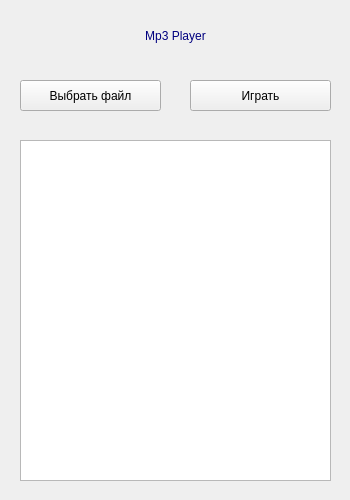
The window that inter.ui (Pavellko/mp3_player_pyqt) describes before a commit, drawn with Qt 5.
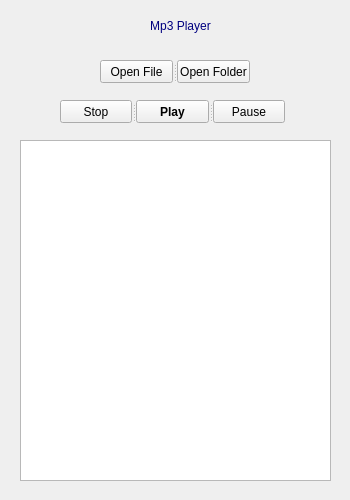
The same window after the commit.

What changed in the file:
```diff
--- a/inter.ui
+++ b/inter.ui
@@ -13,32 +13,6 @@
   <property name="windowTitle">
    <string>Form</string>
   </property>
-  <widget class="QPushButton" name="pushButton">
-   <property name="geometry">
-    <rect>
-     <x>20</x>
-     <y>80</y>
-     <width>141</width>
-     <height>31</height>
-    </rect>
-   </property>
-   <property name="text">
-    <string>Выбрать файл</string>
-   </property>
-  </widget>
-  <widget class="QPushButton" name="pushButton_2">
-   <property name="geometry">
-    <rect>
-     <x>190</x>
-     <y>80</y>
-     <width>141</width>
-     <height>31</height>
-    </rect>
-   </property>
-   <property name="text">
-    <string>Играть</string>
-   </property>
-  </widget>
   <widget class="QListWidget" name="listWidget">
    <property name="geometry">
     <rect>
@@ -52,9 +26,9 @@
   <widget class="QLabel" name="label">
    <property name="geometry">
     <rect>
-     <x>80</x>
-     <y>20</y>
-     <width>191</width>
+     <x>120</x>
+     <y>10</y>
+     <width>121</width>
      <height>31</height>
     </rect>
    </property>
@@ -69,6 +43,63 @@
     <set>Qt::AlignCenter</set>
    </property>
   </widget>
+  <widget class="QSplitter" name="splitter">
+   <property name="geometry">
+    <rect>
+     <x>60</x>
+     <y>100</y>
+     <width>225</width>
+     <height>23</height>
+    </rect>
+   </property>
+   <property name="orientation">
+    <enum>Qt::Horizontal</enum>
+   </property>
+   <widget class="QPushButton" name="pushButton_5">
+    <property name="text">
+     <string>Stop</string>
+    </property>
+   </widget>
+   <widget class="QPushButton" name="pushButton_2">
+    <property name="font">
+     <font>
+      <weight>75</weight>
+      <bold>true</bold>
+     </font>
+    </property>
+    <property name="text">
+     <string>Play</string>
+    </property>
+   </widget>
+   <widget class="QPushButton" name="pushButton_4">
+    <property name="text">
+     <string>Pause</string>
+    </property>
+   </widget>
+  </widget>
+  <widget class="QSplitter" name="splitter_2">
+   <property name="geometry">
+    <rect>
+     <x>100</x>
+     <y>60</y>
+     <width>150</width>
+     <height>23</height>
+    </rect>
+   </property>
+   <property name="orientation">
+    <enum>Qt::Horizontal</enum>
+   </property>
+   <widget class="QPushButton" name="pushButton">
+    <property name="text">
+     <string>Open File</string>
+    </property>
+   </widget>
+   <widget class="QPushButton" name="pushButton_3">
+    <property name="text">
+     <string>Open Folder</string>
+    </property>
+   </widget>
+  </widget>
  </widget>
  <resources/>
  <connections/>
```
